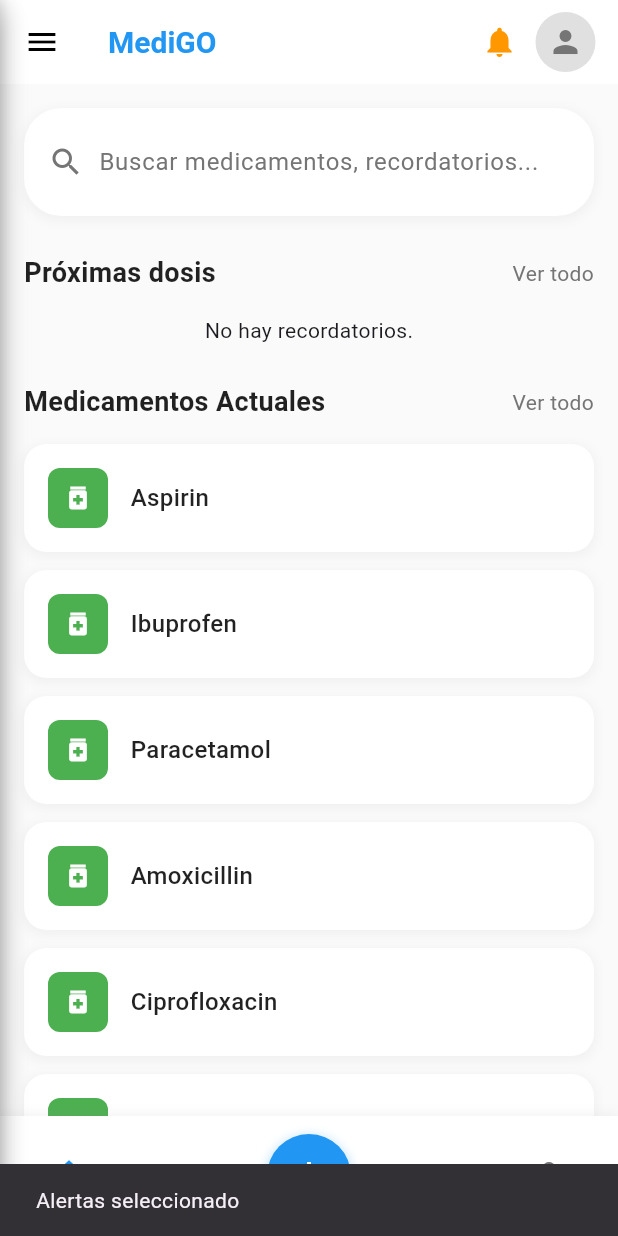
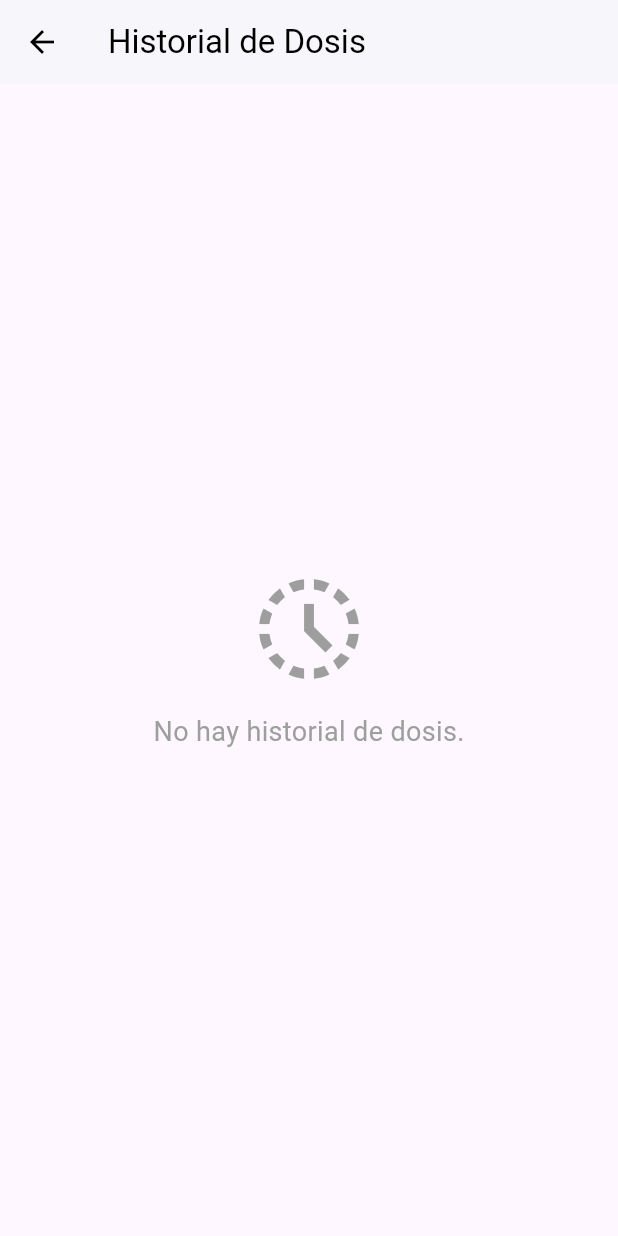
Before and after one commit to Diomastrio/medigo, a Flutter app: the HistoryScreen screen opened directly, after a tap on the "notifications" icon, on a phone screen of 412 x 824 dp. Run offline on Flutter 3.47's test engine with Material 3 defaults, Android fonts, the phone set to English and light mode, and no system bars; our stand-ins replace flutter_local_notifications, shared_preferences, sqflite, timezone; missing offline and left inert: android_alarm_manager_plus; accounts and stored records are empty.

Commit message:
Add alerts screen and integrate dose history feature with UI updates

```diff
--- /dev/null
+++ b/lib/screens/alerts_screen.dart
@@ -0,0 +1,105 @@
+import 'package:flutter/material.dart';
+import 'package:intl/intl.dart';
+import '../data/database_helper.dart';
+import '../data/models/dose_history.dart';
+
+class AlertsScreen extends StatefulWidget {
+  @override
+  _AlertsScreenState createState() => _AlertsScreenState();
+}
+
+class _AlertsScreenState extends State<AlertsScreen> {
+  late Future<List<DoseHistory>> _doseHistoryFuture;
+  final DatabaseHelper _dbHelper = DatabaseHelper();
+
+  @override
+  void initState() {
+    super.initState();
+    _loadDoseHistory();
+  }
+
+  void _loadDoseHistory() {
+    setState(() {
+      _doseHistoryFuture = _dbHelper.getDoseHistory();
+    });
+  }
+
+  @override
+  Widget build(BuildContext context) {
+    return Scaffold(
+      appBar: AppBar(
+        title: Text('Historial de Dosis'),
+        backgroundColor: Colors.white,
+        foregroundColor: Colors.black,
+        elevation: 1,
+      ),
+      body: FutureBuilder<List<DoseHistory>>(
+        future: _doseHistoryFuture,
+        builder: (context, snapshot) {
+          if (snapshot.connectionState == ConnectionState.waiting) {
+            return Center(child: CircularProgressIndicator());
+          } else if (snapshot.hasError) {
+            return Center(child: Text('Error: ${snapshot.error}'));
+          } else if (!snapshot.hasData || snapshot.data!.isEmpty) {
+            return Center(
+              child: Column(
+                mainAxisAlignment: MainAxisAlignment.center,
+                children: [
+                  Icon(Icons.history_toggle_off, size: 80, color: Colors.grey),
+                  SizedBox(height: 16),
+                  Text(
+                    'No hay historial de dosis.',
+                    style: TextStyle(fontSize: 18, color: Colors.grey),
+                  ),
+                ],
+              ),
+            );
+          }
+
+          final historyList = snapshot.data!;
+
+          return RefreshIndicator(
+            onRefresh: () async {
+              _loadDoseHistory();
+            },
+            child: ListView.builder(
+              padding: EdgeInsets.all(8.0),
+              itemCount: historyList.length,
+              itemBuilder: (context, index) {
+                final history = historyList[index];
+                final takenAtDate = DateTime.parse(history.takenAt);
+                final formattedDate = DateFormat(
+                  'dd MMM yyyy, hh:mm a',
+                ).format(takenAtDate);
+
+                return Card(
+                  elevation: 2,
+                  margin: EdgeInsets.symmetric(vertical: 8, horizontal: 8),
+                  shape: RoundedRectangleBorder(
+                    borderRadius: BorderRadius.circular(12),
+                  ),
+                  child: ListTile(
+                    contentPadding: EdgeInsets.all(16),
+                    leading: CircleAvatar(
+                      backgroundColor: Colors.green.shade100,
+                      child: Icon(Icons.check, color: Colors.green.shade700),
+                    ),
+                    title: Text(
+                      history.medicineName,
+                      style: TextStyle(fontWeight: FontWeight.bold),
+                    ),
+                    subtitle: Text(
+                      '${history.doseDetails}\nTomado: $formattedDate',
+                      style: TextStyle(color: Colors.grey.shade600),
+                    ),
+                    isThreeLine: true,
+                  ),
+                );
+              },
+            ),
+          );
+        },
+      ),
+    );
+  }
+}
--- a/lib/screens/home_screen.dart
+++ b/lib/screens/home_screen.dart
@@ -9,6 +9,7 @@ import '../data/models/medicine.dart';
 import '../services/search_service.dart'; // Import the search service
 import 'confirmation_screen.dart'; // Import the new confirmation screen
 import 'recordatorio_screen.dart'; // Make sure this import exists
+import 'package:medigo/screens/alerts_screen.dart';
 
 class HomeScreen extends StatefulWidget {
   @override
@@ -58,16 +59,16 @@ class _HomeScreenState extends State<HomeScreen>
     _loadMedicines();
   }
 
-  // Add this new method to handle when the screen becomes visible again
   @override
   void didChangeDependencies() {
     super.didChangeDependencies();
-    // Refresh data when returning to this screen
     _loadReminders();
     _loadMedicines();
   }
 
-  void _loadReminders() async {
+  // Convert existing load methods to async versions for better refresh handling
+  Future<void> _loadRemindersAsync() async {
+    try {
       var reminders = await _dbHelper.getReminders();
       if (mounted) {
         setState(() {
@@ -75,9 +76,13 @@ class _HomeScreenState extends State<HomeScreen>
           _onSearchChanged();
         });
       }
+    } catch (e) {
+      print('Error loading reminders: $e');
+    }
   }
 
-  void _loadMedicines() async {
+  Future<void> _loadMedicinesAsync() async {
+    try {
       var medicines = await _dbHelper.getMedicines();
       if (mounted) {
         setState(() {
@@ -85,6 +90,18 @@ class _HomeScreenState extends State<HomeScreen>
           _onSearchChanged();
         });
       }
+    } catch (e) {
+      print('Error loading medicines: $e');
+    }
+  }
+
+  // Update existing load methods to use the new async versions
+  void _loadReminders() async {
+    await _loadRemindersAsync();
+  }
+
+  void _loadMedicines() async {
+    await _loadMedicinesAsync();
   }
 
   void _onSearchChanged() {
@@ -130,6 +147,26 @@ class _HomeScreenState extends State<HomeScreen>
       context,
     ).showSnackBar(SnackBar(content: Text('Recordatorio eliminado')));
     _loadReminders();
+  }
+
+  // Add this new refresh method
+  Future<void> _refreshData() async {
+    // Add a small delay to show the refresh indicator
+    await Future.delayed(Duration(milliseconds: 500));
+
+    // Reload all data
+    await Future.wait([_loadRemindersAsync(), _loadMedicinesAsync()]);
+
+    // Show a brief confirmation message
+    if (mounted) {
+      ScaffoldMessenger.of(context).showSnackBar(
+        SnackBar(
+          content: Text('Datos actualizados'),
+          duration: Duration(seconds: 1),
+          backgroundColor: Colors.green,
+        ),
+      );
+    }
   }
 
   @override
@@ -208,9 +245,9 @@ class _HomeScreenState extends State<HomeScreen>
             IconButton(
               icon: Icon(Icons.notifications, color: Colors.orange),
               onPressed: () {
-                ScaffoldMessenger.of(
+                Navigator.of(
                   context,
-                ).showSnackBar(SnackBar(content: Text('Alertas seleccionado')));
+                ).push(MaterialPageRoute(builder: (context) => AlertsScreen()));
               },
             ),
 
@@ -223,7 +260,11 @@ class _HomeScreenState extends State<HomeScreen>
             ),
           ],
         ),
-        body: SingleChildScrollView(
+        body: RefreshIndicator(
+          onRefresh: _refreshData,
+          color: Colors.blue,
+          child: SingleChildScrollView(
+            physics: AlwaysScrollableScrollPhysics(),
             padding: EdgeInsets.all(16),
             child: Column(
               crossAxisAlignment: CrossAxisAlignment.start,
@@ -318,6 +359,7 @@ class _HomeScreenState extends State<HomeScreen>
                       ),
                 SizedBox(height: 25),
               ],
+            ),
           ),
         ),
         bottomNavigationBar: CustomBottomNavBar(
--- a/lib/services/notification_service.dart
+++ b/lib/services/notification_service.dart
@@ -116,7 +116,7 @@ class NotificationService {
       showWhen: true,
       icon: '@mipmap/ic_launcher',
       actions: <AndroidNotificationAction>[
-        AndroidNotificationAction('snooze_action', 'Snooze 5 min'),
+        AndroidNotificationAction('snooze_action', 'Aplazar 5 min'),
       ],
     );
 
```
Lines whose indentation alone changed are shown as unchanged.
